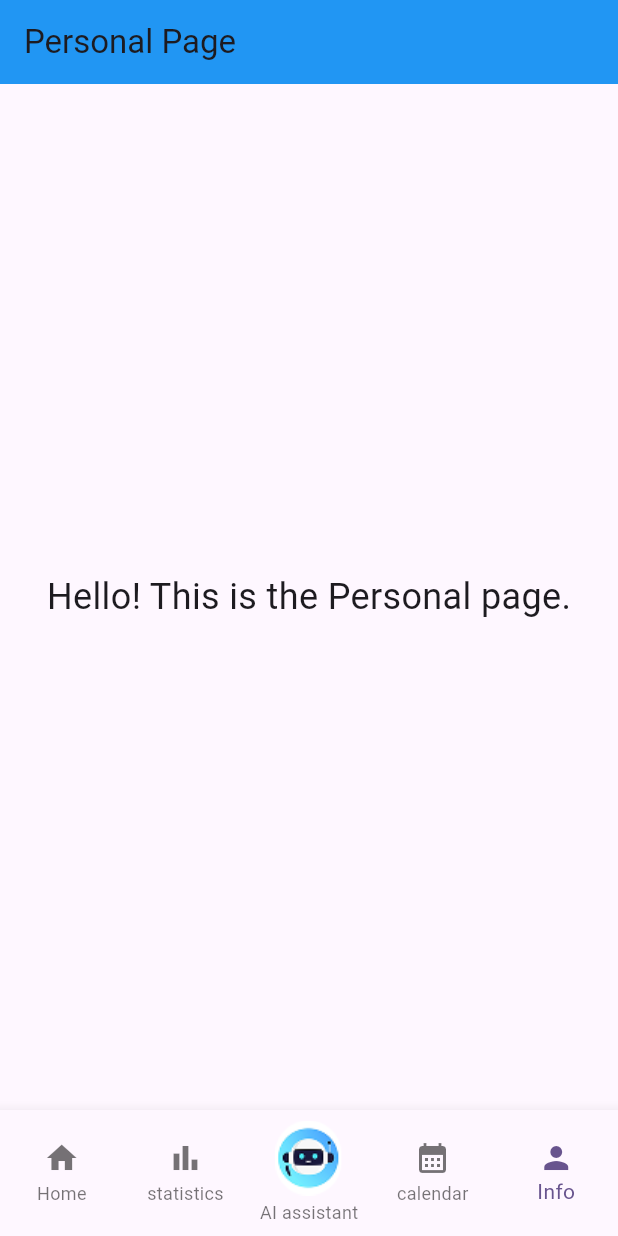
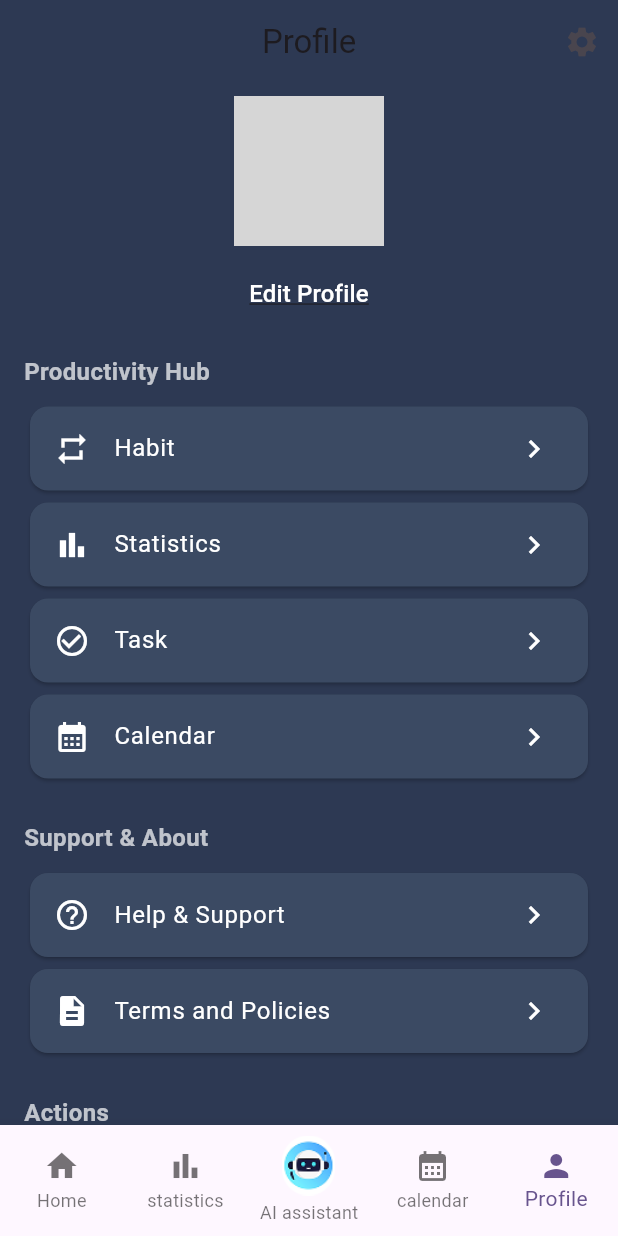
Before and after one commit to oom22/gp2, a Flutter app: the PersonalPage screen opened directly, on a phone screen of 412 x 824 dp. Run offline on Flutter 3.47's test engine with Material 3 defaults, Android fonts, the phone set to English and light mode, and no system bars; our stand-ins replace table_calendar; grey boxes are pictures that could not be loaded.

Commit message:
after adding the personal page

```diff
--- a/lib/personal_page.dart
+++ b/lib/personal_page.dart
@@ -1,5 +1,3 @@
-// personal_page.dart
-
 import 'package:flutter/material.dart';
 import 'main.dart'; // For MyHomePage
 import 'statistics_page.dart'; // For StatisticsPage
@@ -7,38 +5,166 @@ import 'ai_assistant_page.dart'; // For AiAssistantPage
 import 'calendar_page.dart'; // For CalendarPage
 
 class PersonalPage extends StatefulWidget {
-  const PersonalPage({super.key});
+  const PersonalPage({Key? key}) : super(key: key);
 
   @override
   State<PersonalPage> createState() => _PersonalPageState();
 }
 
 class _PersonalPageState extends State<PersonalPage> {
-  // Start on index 4 so that "Personal" is highlighted initially.
+  // Bottom nav bar index: 4 => "Profile"
   int _selectedIndex = 4;
 
   @override
   Widget build(BuildContext context) {
     return Scaffold(
+      // Dark background color
+      backgroundColor: const Color(0xFF2D3953),
+
       appBar: AppBar(
-        title: const Text('Personal Page'),
-        backgroundColor: Colors.blue,
+        backgroundColor: const Color(0xFF2D3953),
+        elevation: 0, // No shadow
+        title: const Text('Profile'),
+        centerTitle: true,
+        actions: [
+          IconButton(
+            icon: const Icon(Icons.settings),
+            onPressed: () {
+              // TODO: Implement Settings page
+              debugPrint('Settings tapped');
+            },
+          ),
+        ],
       ),
-      body: const Center(
-        child: Text(
-          'Hello! This is the Personal page.',
-          style: TextStyle(fontSize: 24),
+
+      body: SingleChildScrollView(
+        padding: const EdgeInsets.symmetric(horizontal: 16.0),
+        child: Column(
+          children: [
+            // -- Profile Avatar & Edit Button --
+            const SizedBox(height: 8),
+            CircleAvatar(
+              radius: 50,
+              backgroundImage: AssetImage('assets/avatar_placeholder.png'),
+              // Or NetworkImage(...) if you have a URL
+            ),
+            const SizedBox(height: 8),
+            TextButton(
+              onPressed: () {
+                // TODO: Implement "Edit Profile"
+              },
+              child: const Text(
+                'Edit Profile',
+                style: TextStyle(
+                  color: Colors.white,
+                  fontSize: 16,
+                  decoration: TextDecoration.underline,
+                ),
+              ),
+            ),
+            const SizedBox(height: 16),
+
+            // -- Productivity Hub Section --
+            _buildSectionHeader('Productivity Hub'),
+            _buildSectionItem(
+              title: 'Habit',
+              icon: Icons.repeat, // Example icon
+              onTap: () {
+                // TODO: Navigate to Habit screen
+              },
+            ),
+            _buildSectionItem(
+              title: 'Statistics',
+              icon: Icons.bar_chart_outlined,
+              onTap: () {
+                Navigator.of(context).pushReplacement(
+                  MaterialPageRoute(
+                      builder: (context) => const StatisticsPage()),
+                );
+              },
+            ),
+            _buildSectionItem(
+              title: 'Task',
+              icon: Icons.check_circle_outline,
+              onTap: () {
+                // TODO: Navigate to Task screen
+              },
+            ),
+            _buildSectionItem(
+              title: 'Calendar',
+              icon: Icons.calendar_month,
+              onTap: () {
+                Navigator.of(context).pushReplacement(
+                  MaterialPageRoute(builder: (context) => const CalendarPage()),
+                );
+              },
+            ),
+
+            const SizedBox(height: 24),
+
+            // -- Support & About Section --
+            _buildSectionHeader('Support & About'),
+            _buildSectionItem(
+              title: 'Help & Support',
+              icon: Icons.help_outline,
+              onTap: () {
+                // TODO: Navigate to Help & Support
+              },
+            ),
+            _buildSectionItem(
+              title: 'Terms and Policies',
+              icon: Icons.description,
+              onTap: () {
+                // TODO: Navigate to Terms & Policies
+              },
+            ),
+
+            const SizedBox(height: 24),
+
+            // -- Actions Section --
+            _buildSectionHeader('Actions'),
+            _buildSectionItem(
+              title: 'Language',
+              icon: Icons.language,
+              onTap: () {
+                // TODO: Implement language settings
+              },
+            ),
+            _buildSectionItem(
+              title: 'Dark Mode',
+              icon: Icons.dark_mode,
+              onTap: () {
+                // TODO: Implement dark mode toggle
+              },
+            ),
+            _buildSectionItem(
+              title: 'Report a Problem',
+              icon: Icons.report_problem_outlined,
+              onTap: () {
+                // TODO: Implement reporting
+              },
+            ),
+            _buildSectionItem(
+              title: 'Log Out',
+              icon: Icons.logout,
+              onTap: () {
+                // TODO: Implement log out
+              },
+            ),
+            const SizedBox(height: 40),
+          ],
         ),
       ),
+
+      // -- Bottom Nav Bar --
       bottomNavigationBar: BottomNavigationBar(
         currentIndex: _selectedIndex,
-        type: BottomNavigationBarType.fixed, // All five buttons show labels
+        type: BottomNavigationBarType.fixed,
         onTap: (index) {
           setState(() {
             _selectedIndex = index;
           });
-
-          // Navigate based on the tapped index:
+          // Navigation
           if (index == 0) {
             Navigator.of(context).pushReplacement(
               MaterialPageRoute(builder: (context) => const MyHomePage()),
@@ -56,7 +182,7 @@ class _PersonalPageState extends State<PersonalPage> {
               MaterialPageRoute(builder: (context) => const CalendarPage()),
             );
           }
-          // index == 4 => already here, so do nothing
+          // index == 4 => already here
         },
         items: [
           const BottomNavigationBarItem(
@@ -70,8 +196,8 @@ class _PersonalPageState extends State<PersonalPage> {
           BottomNavigationBarItem(
             icon: Image.asset(
               'assets/robot_icon.png',
-              width: 50,
-              height: 50,
+              width: 40,
+              height: 40,
             ),
             label: 'AI assistant',
           ),
@@ -81,10 +207,49 @@ class _PersonalPageState extends State<PersonalPage> {
           ),
           const BottomNavigationBarItem(
             icon: Icon(Icons.person),
-            label: 'Info',
+            label: 'Profile',
           ),
         ],
       ),
     );
   }
+
+  // Helper widget to build section headers
+  Widget _buildSectionHeader(String title) {
+    return Align(
+      alignment: Alignment.centerLeft,
+      child: Padding(
+        padding: const EdgeInsets.only(bottom: 8.0),
+        child: Text(
+          title,
+          style: const TextStyle(
+            color: Colors.white70,
+            fontSize: 16,
+            fontWeight: FontWeight.bold,
+          ),
+        ),
+      ),
+    );
+  }
+
+  // Helper widget to build list-style items with an icon
+  Widget _buildSectionItem({
+    required String title,
+    required IconData icon,
+    VoidCallback? onTap,
+  }) {
+    return Card(
+      color:
+          const Color(0xFF3B4A63), // A slightly lighter shade than background
+      child: ListTile(
+        onTap: onTap,
+        leading: Icon(icon, color: Colors.white),
+        title: Text(
+          title,
+          style: const TextStyle(color: Colors.white),
+        ),
+        trailing: const Icon(Icons.chevron_right, color: Colors.white),
+      ),
+    );
+  }
 }
```
Also changed, not shown: 4 other files.
